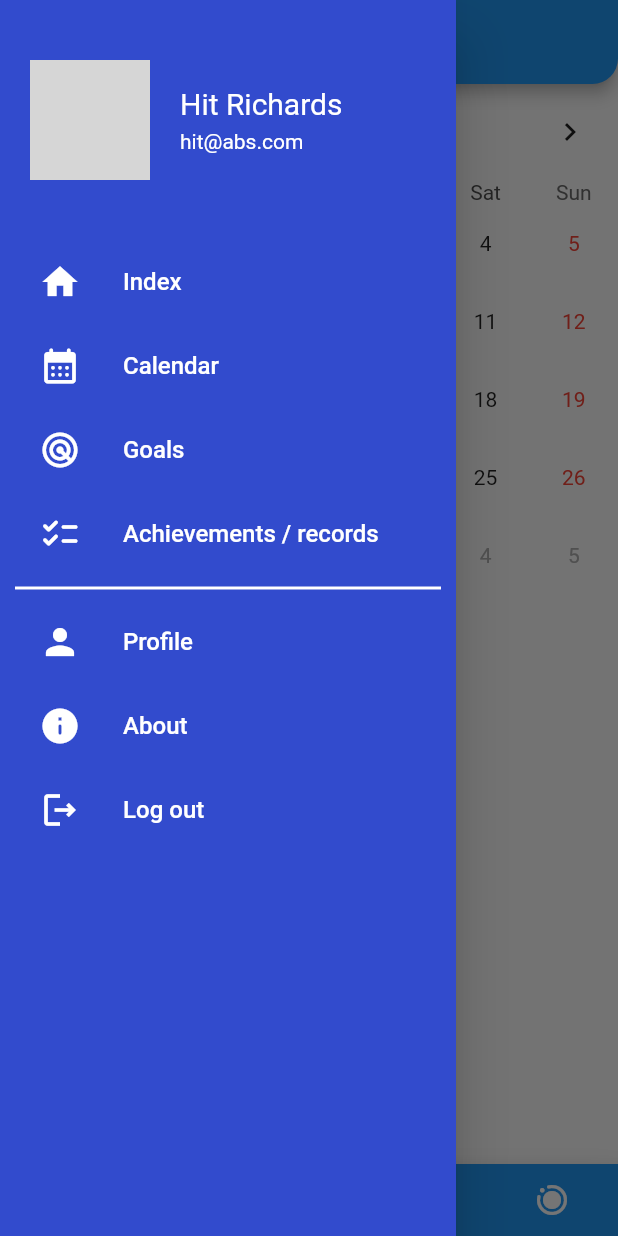
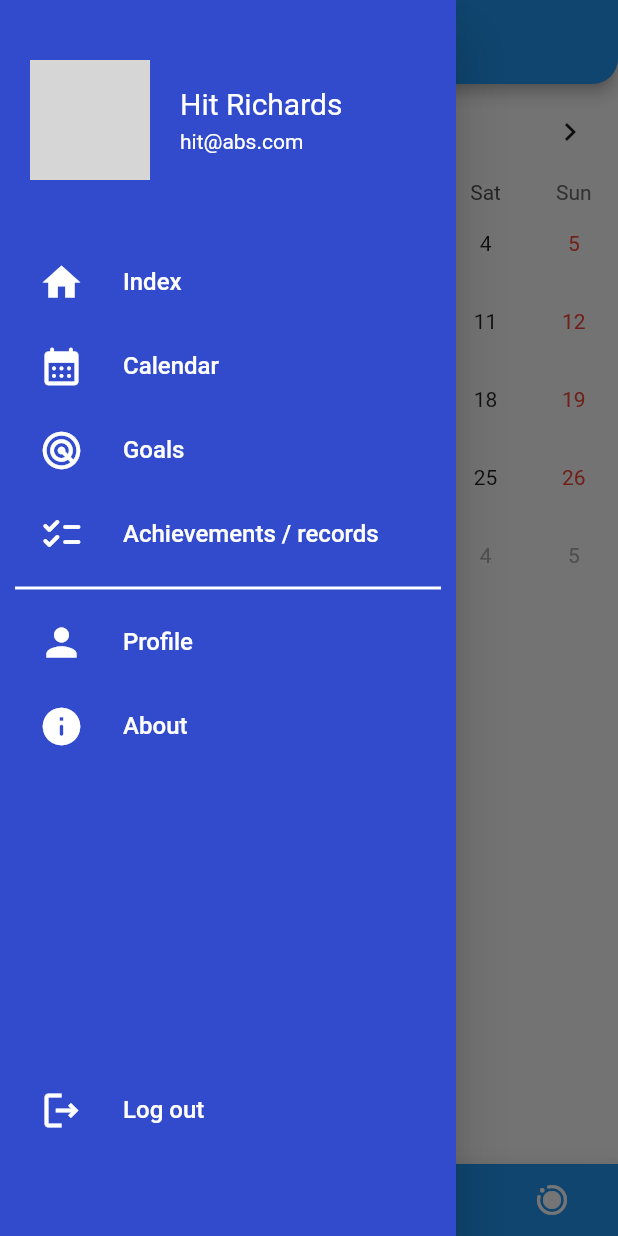
Before and after one commit to sebastianpartyka/calendarx, a Flutter app: the screen it shows after launch, with the side drawer open, on a phone screen of 412 x 824 dp. Run offline on Flutter 3.47's test engine with Material 2 defaults, Android fonts, the phone set to English and light mode, and no system bars; drawn by our look-alikes of table_calendar; our stand-ins replace cloud_firestore, firebase_core, flutter_slidable; accounts and stored records are empty; network calls fail; grey boxes are pictures that could not be loaded.

Commit message:
Small visual changes

```diff
--- a/lib/main.dart
+++ b/lib/main.dart
@@ -19,6 +19,7 @@ class MyApp extends StatelessWidget {
       debugShowCheckedModeBanner: false,
       title: 'Flutter Demo',
       theme: ThemeData(
+        //useMaterial3: true,
         primarySwatch: Colors.blue,
       ),
       home: const MyHomePage(),
--- a/lib/widgets/navigation_drawer_widget.dart
+++ b/lib/widgets/navigation_drawer_widget.dart
@@ -124,10 +124,11 @@ class NavigationDrawerWidget extends StatelessWidget {
               icon: Icons.info_rounded,
               onClicked: () => selectedItem(context, 12),
             ),
-            //const SizedBox(height: 10),
+            const SizedBox(height: 200),
             buildMenuItem(
               text: 'Log out',
               icon: Icons.logout_outlined,
+              onClicked: () => selectedItem(context, 13),
             ),
           ],
         ),
@@ -182,7 +183,7 @@ class NavigationDrawerWidget extends StatelessWidget {
     return ListTile(
       leading: Icon(
         icon,
-        size: 28,
+        size: 30,
         color: color,
       ),
       title: Text(
```
